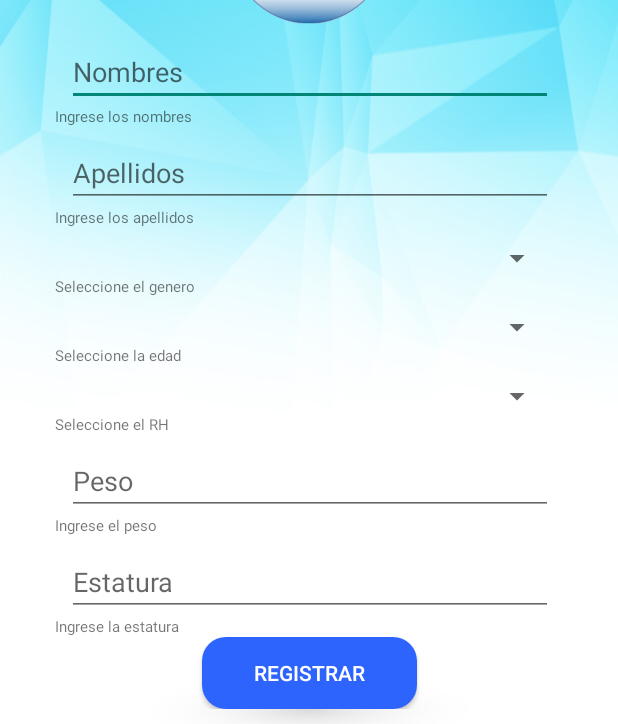
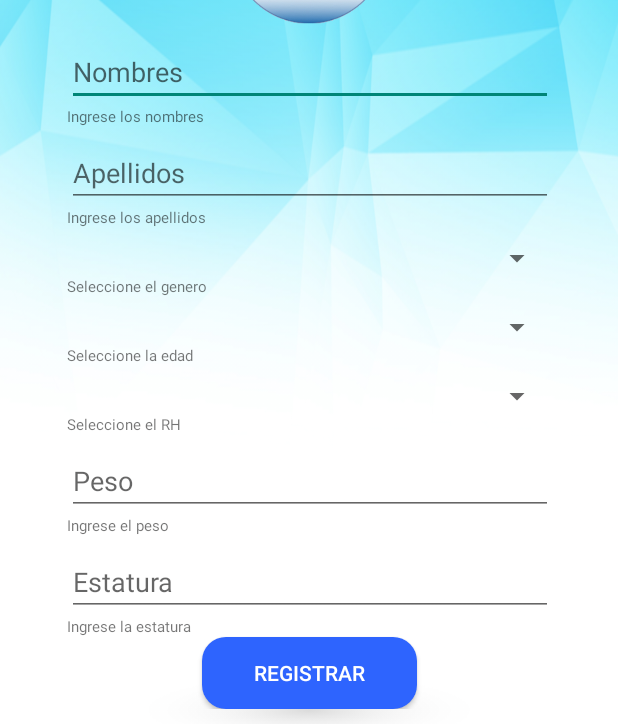
Before and after one commit to mypediatric/Prueba_MyPediatric, an Android app: the Regist_Kid screen opened directly, with no data from a screen before it, on a phone screen of 412 x 824 dp. Shown: the part 341-1065 px from the top of the screen. Run offline under Robolectric (Android 15) with nearby library versions, the phone set to English and light mode, and no system bars; our stand-ins replace Firebase (no records; nobody signed in at launch, a user with empty details on screens opened directly).

Commit message:
modificacion de registro niños

```diff
--- a/app/src/main/res/layout/activity_registrokids.xml
+++ b/app/src/main/res/layout/activity_registrokids.xml
@@ -63,7 +63,7 @@
 
             <TextView
                 android:id="@+id/textView7"
-                android:layout_width="340dp"
+                android:layout_width="324dp"
                 android:layout_height="wrap_content"
                 android:text="@string/ingrese_nombres_kids"
                 android:textSize="10sp" />
@@ -84,7 +84,7 @@
 
             <TextView
                 android:id="@+id/textView8"
-                android:layout_width="340dp"
+                android:layout_width="324dp"
                 android:layout_height="wrap_content"
                 android:text="@string/ingrese_apellidos_kids"
                 android:textSize="10sp" />
@@ -100,12 +100,13 @@
                 android:layout_marginEnd="8dp"
                 android:layout_marginRight="8dp"
                 android:ems="10"
+                android:focusableInTouchMode="false"
                 android:visibility="visible"
                 tools:visibility="visible" />
 
             <TextView
                 android:id="@+id/textView9"
-                android:layout_width="340dp"
+                android:layout_width="324dp"
                 android:layout_height="wrap_content"
                 android:text="@string/selec_genero_kids"
                 android:textSize="10sp" />
@@ -124,7 +125,7 @@
 
             <TextView
                 android:id="@+id/textView16"
-                android:layout_width="340dp"
+                android:layout_width="324dp"
                 android:layout_height="wrap_content"
                 android:text="@string/selec_edad_kids"
                 android:textSize="10sp" />
@@ -143,7 +144,7 @@
 
             <TextView
                 android:id="@+id/textView15"
-                android:layout_width="340dp"
+                android:layout_width="324dp"
                 android:layout_height="wrap_content"
                 android:text="@string/selec_rh_kids"
                 android:textSize="10sp" />
@@ -164,7 +165,7 @@
 
             <TextView
                 android:id="@+id/textView6"
-                android:layout_width="340dp"
+                android:layout_width="324dp"
                 android:layout_height="wrap_content"
                 android:text="@string/ingrese_peso_kids"
                 android:textSize="10sp" />
@@ -185,7 +186,7 @@
 
             <TextView
                 android:id="@+id/textView10"
-                android:layout_width="340dp"
+                android:layout_width="324dp"
                 android:layout_height="wrap_content"
                 android:text="@string/ingrese_estatura_kids"
                 android:textSize="10sp" />
```
